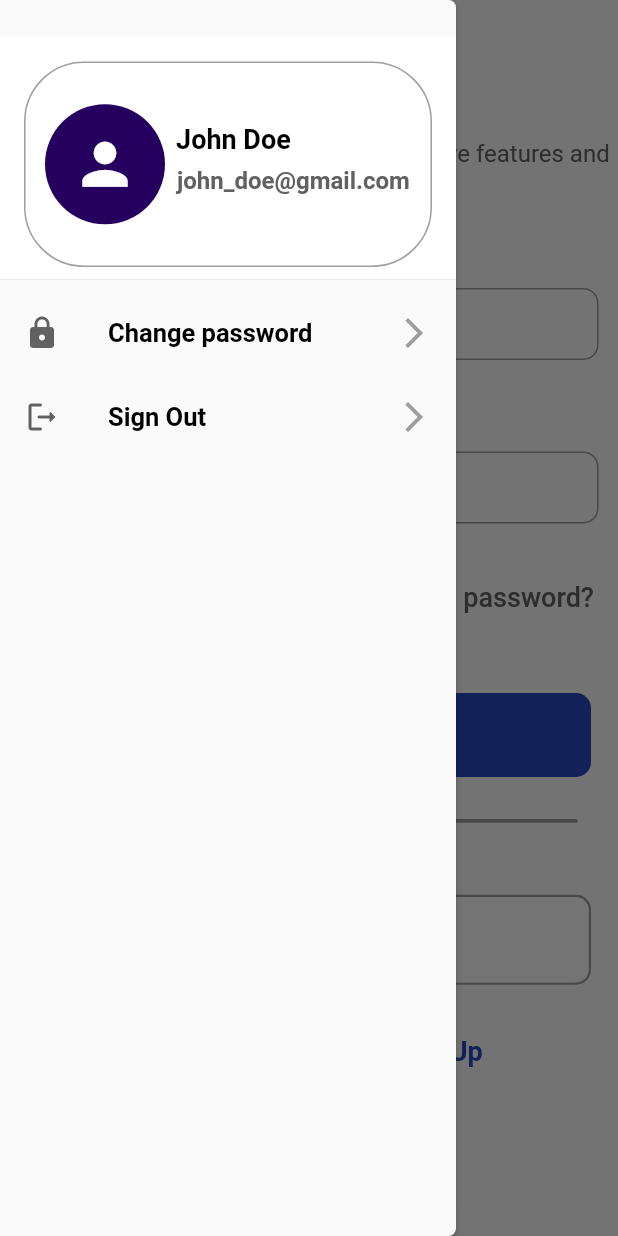
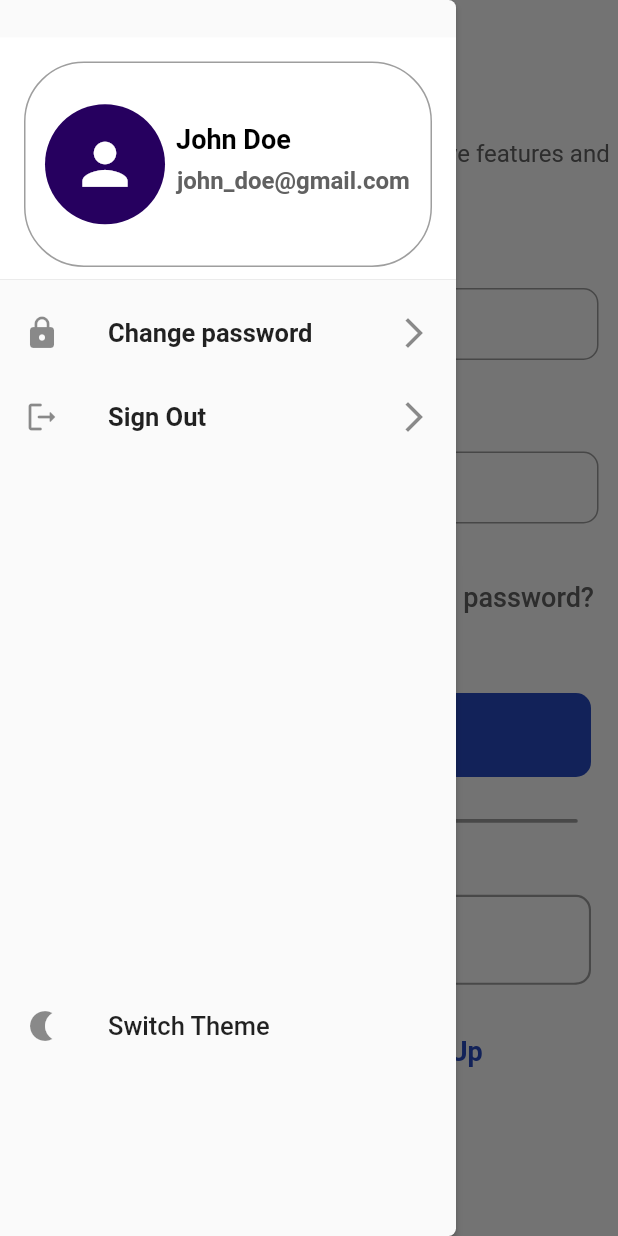
Before and after one commit to anthonyarinze/student_app, a Flutter app: the screen it shows after launch, with the side drawer open, on a phone screen of 412 x 824 dp. Run offline on Flutter 3.47's test engine with Material 2 defaults, Android fonts, the phone set to English and light mode, and no system bars; our stand-ins replace date_picker_timeline, firebase_auth, firebase_core, flutter_local_notifications, flutter_native_timezone, flutter_staggered_animations and 6 more; accounts and stored records are empty.

```diff
--- a/lib/main.dart
+++ b/lib/main.dart
@@ -11,6 +11,7 @@ import 'package:student_app/theme/theme.dart';
 import 'package:student_app/theme/theme_service.dart';
 import 'package:student_app/utils/firebase_options.dart';
 import 'package:student_app/utils/widgets.dart';
+import 'package:student_app/utils/notif_services.dart';
 
 Future<void> main() async {
   WidgetsFlutterBinding.ensureInitialized();
@@ -41,6 +42,7 @@ class MyApp extends StatelessWidget {
 
 class MainPage extends StatelessWidget {
   final _taskController = Get.put(TaskController());
+  final notifyHelper = NotifyHelper();
 
   MainPage({super.key});
 
@@ -122,39 +124,51 @@ class MainPage extends StatelessWidget {
               ),
               GestureDetector(
                 onTap: () => dialogBuilder(context, "Testing"),
-                child: ListTile(
+                child: const ListTile(
                   leading: Icon(
                     Icons.lock,
-                    color: Colors.grey.shade700,
                   ),
-                  title: const Text(
+                  title: Text(
                     "Change password",
                     style: TextStyle(
-                      color: Colors.black,
                       fontWeight: FontWeight.bold,
                       fontSize: 17,
                     ),
                   ),
-                  trailing:
-                      const Icon(Icons.arrow_forward_ios, color: Colors.grey),
+                  trailing: Icon(Icons.arrow_forward_ios),
                 ),
               ),
               ListTile(
                 onTap: () => FirebaseAuth.instance.signOut(),
-                leading: Icon(
-                  Icons.logout_rounded,
-                  color: Colors.grey.shade700,
-                ),
+                leading: const Icon(Icons.logout_rounded),
                 title: const Text(
                   "Sign Out",
                   style: TextStyle(
-                    color: Colors.black,
                     fontWeight: FontWeight.bold,
                     fontSize: 17,
                   ),
                 ),
-                trailing:
-                    const Icon(Icons.arrow_forward_ios, color: Colors.grey),
+                trailing: const Icon(Icons.arrow_forward_ios),
+              ),
+              const SizedBox(height: 350),
+              //Theme Switch
+              ListTile(
+                onTap: () {
+                  ThemeService().switchTheme();
+                  notifyHelper.displayNotification(
+                    title: "Theme Changed",
+                    body: Get.isDarkMode
+                        ? "Activated Light Mode"
+                        : "Activated Dark Mode",
+                  );
+                },
+                leading: const Icon(
+                  Icons.nightlight,
+                ),
+                title: const Text(
+                  "Switch Theme",
+                  style: TextStyle(fontSize: 17),
+                ),
               ),
             ],
           ),
```
Also changed, not shown: lib/pages/home.dart (+11 -25 lines), lib/utils/widgets.dart (+2 -5 lines).
